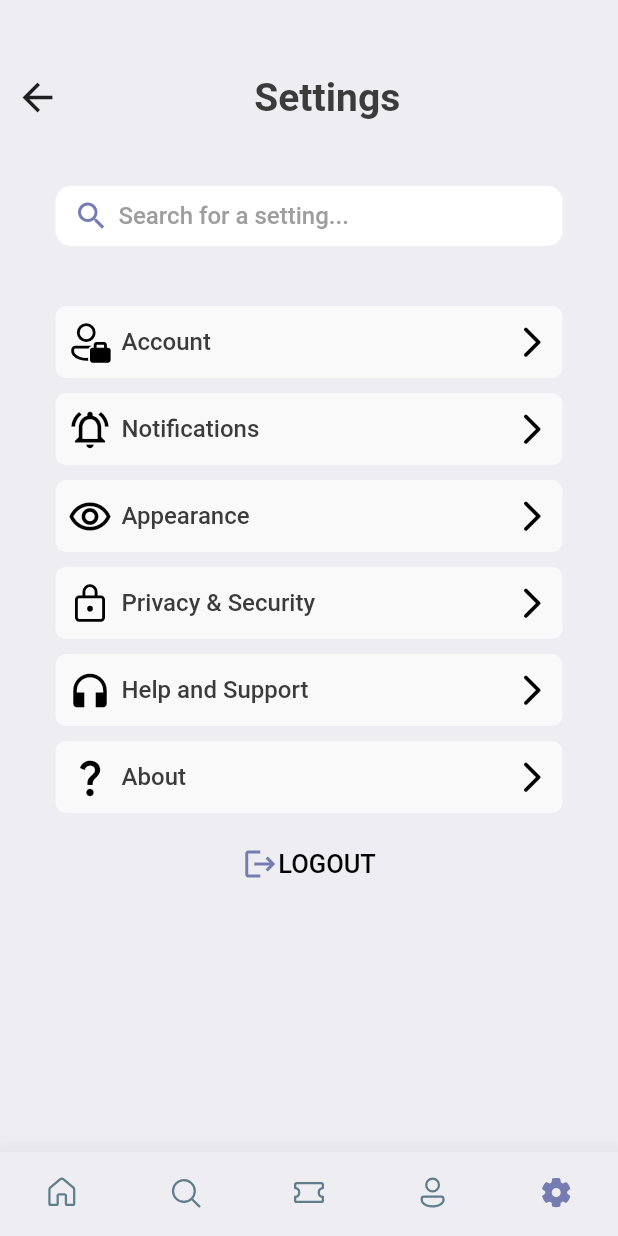
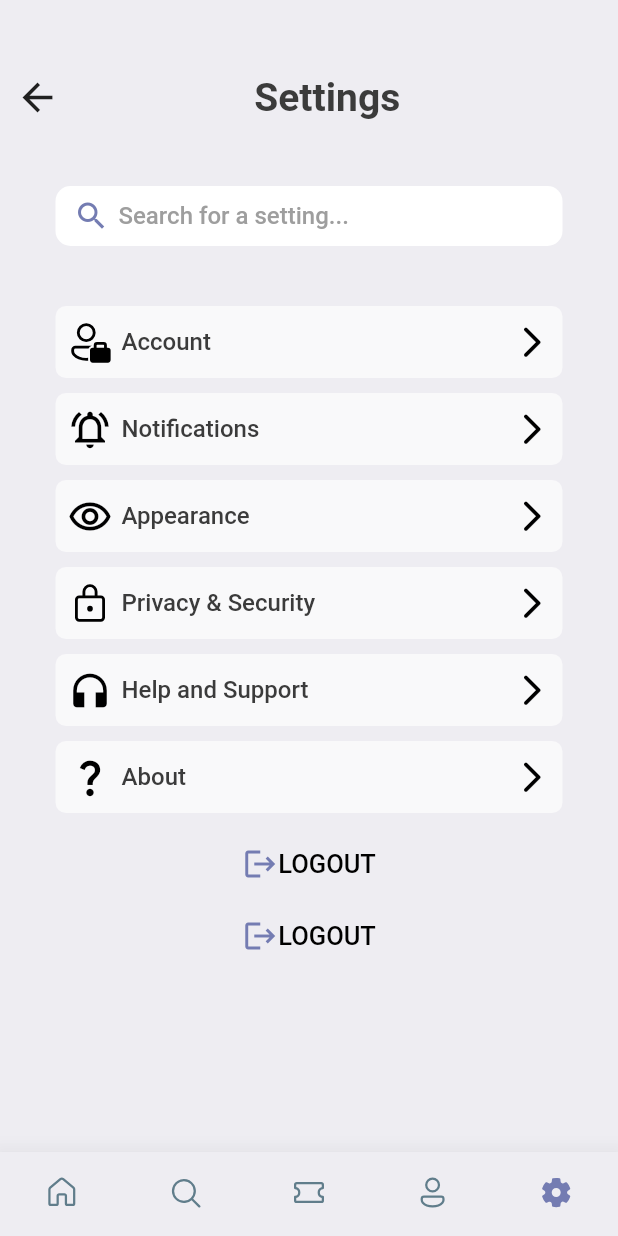
Before and after one commit to Sahilpervez/ticket-booking-app-ui, a Flutter app: the screen it shows after launch, item 5 of the bottom bar chosen, on a phone screen of 412 x 824 dp. Run offline on Flutter 3.47's test engine with Material 2 defaults, Android fonts, the phone set to English and light mode, and no system bars; our stand-ins replace barcode_widget, fluentui_icons, font_awesome_flutter, gap, get.

Commit message:
Modified the Setting screen by positioning the Logout Buttom to bottom

```diff
--- a/lib/screens/setting_screen.dart
+++ b/lib/screens/setting_screen.dart
@@ -115,6 +115,30 @@ class SettingScreen extends StatelessWidget {
               ],
             ),
           ),
+          Column(
+            mainAxisAlignment: MainAxisAlignment.end,
+            children: [
+              TextButton(
+                onPressed: () {},
+                child: Row(
+                  mainAxisAlignment: MainAxisAlignment.center,
+                  children: [
+                    Icon(
+                      Icons.logout,
+                      color: Styles.primaryColor,
+                    ),
+                    Text(
+                      "LOGOUT",
+                      style: Styles.headLineStyle3.copyWith(
+                        color: Colors.black,
+                        fontWeight: FontWeight.w500,
+                      ),
+                    ),
+                  ],
+                ),
+              ),
+            ],
+          ),
         ],
       ),
     );
```
